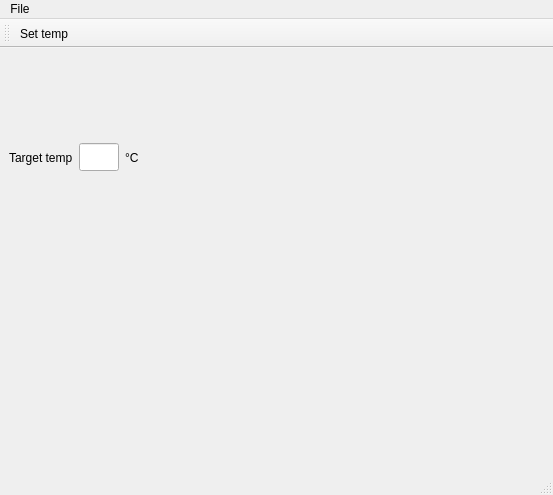
Before: the Qt Designer form pybrewMainWindow.ui in luksan/pybrew, drawn with Qt 5.
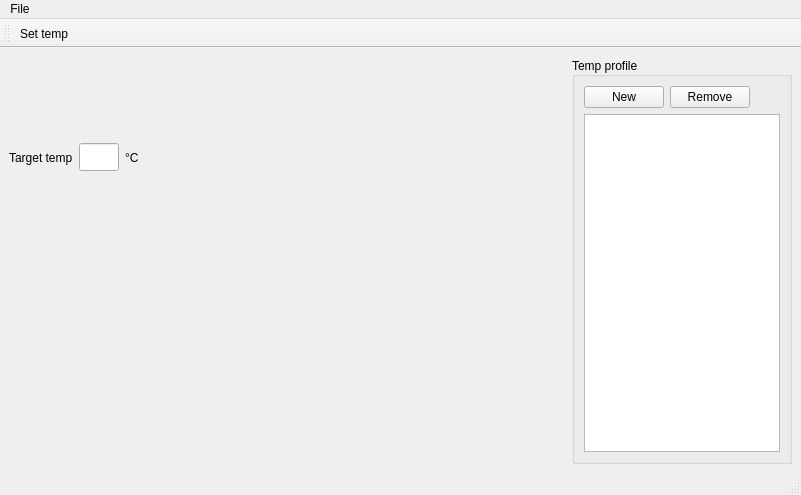
After: the same form once the commit is applied. Custom widgets are drawn as their Qt base class.

Commit message: Add a TableView to set a temperature profile.

Patch:
```diff
--- a/pybrewMainWindow.ui
+++ b/pybrewMainWindow.ui
@@ -6,7 +6,7 @@
    <rect>
     <x>0</x>
     <y>0</y>
-    <width>553</width>
+    <width>801</width>
     <height>495</height>
    </rect>
   </property>
@@ -14,6 +14,8 @@
    <string>pyBrew</string>
   </property>
   <widget class="QWidget" name="centralwidget">
+   <layout class="QHBoxLayout" name="horizontalLayout_3">
+    <item>
    <layout class="QVBoxLayout" name="verticalLayout">
     <item>
      <layout class="QHBoxLayout" name="horizontalLayout_2">
@@ -117,13 +119,125 @@
      <layout class="QHBoxLayout" name="valveButtonLayout"/>
     </item>
    </layout>
+    </item>
+    <item>
+     <widget class="QGroupBox" name="groupBox">
+      <property name="sizePolicy">
+       <sizepolicy hsizetype="Maximum" vsizetype="Preferred">
+        <horstretch>0</horstretch>
+        <verstretch>0</verstretch>
+       </sizepolicy>
+      </property>
+      <property name="maximumSize">
+       <size>
+        <width>220</width>
+        <height>16777215</height>
+       </size>
+      </property>
+      <property name="title">
+       <string>Temp profile</string>
+      </property>
+      <property name="alignment">
+       <set>Qt::AlignLeading|Qt::AlignLeft|Qt::AlignVCenter</set>
+      </property>
+      <layout class="QVBoxLayout" name="verticalLayout_2">
+       <item>
+        <layout class="QHBoxLayout" name="horizontalLayout_4">
+         <item>
+          <widget class="QPushButton" name="newTempButton">
+           <property name="sizePolicy">
+            <sizepolicy hsizetype="Maximum" vsizetype="Fixed">
+             <horstretch>0</horstretch>
+             <verstretch>0</verstretch>
+            </sizepolicy>
+           </property>
+           <property name="text">
+            <string>New</string>
+           </property>
+          </widget>
+         </item>
+         <item>
+          <widget class="QPushButton" name="removeTempButton">
+           <property name="sizePolicy">
+            <sizepolicy hsizetype="Maximum" vsizetype="Fixed">
+             <horstretch>0</horstretch>
+             <verstretch>0</verstretch>
+            </sizepolicy>
+           </property>
+           <property name="text">
+            <string>Remove</string>
+           </property>
+          </widget>
+         </item>
+         <item>
+          <spacer name="horizontalSpacer_2">
+           <property name="orientation">
+            <enum>Qt::Horizontal</enum>
+           </property>
+           <property name="sizeHint" stdset="0">
+            <size>
+             <width>40</width>
+             <height>20</height>
+            </size>
+           </property>
+          </spacer>
+         </item>
+        </layout>
+       </item>
+       <item>
+        <widget class="QTableView" name="tempProfileTableView">
+         <property name="verticalScrollBarPolicy">
+          <enum>Qt::ScrollBarAsNeeded</enum>
+         </property>
+         <property name="horizontalScrollBarPolicy">
+          <enum>Qt::ScrollBarAlwaysOff</enum>
+         </property>
+         <property name="editTriggers">
+          <set>QAbstractItemView::AnyKeyPressed|QAbstractItemView::DoubleClicked|QAbstractItemView::EditKeyPressed|QAbstractItemView::SelectedClicked</set>
+         </property>
+         <attribute name="horizontalHeaderDefaultSectionSize">
+          <number>80</number>
+         </attribute>
+         <attribute name="horizontalHeaderHighlightSections">
+          <bool>false</bool>
+         </attribute>
+         <attribute name="horizontalHeaderStretchLastSection">
+          <bool>true</bool>
+         </attribute>
+         <attribute name="verticalHeaderDefaultSectionSize">
+          <number>0</number>
+         </attribute>
+         <attribute name="verticalHeaderMinimumSectionSize">
+          <number>0</number>
+         </attribute>
+         <attribute name="verticalHeaderDefaultSectionSize">
+          <number>0</number>
+         </attribute>
+         <attribute name="horizontalHeaderStretchLastSection">
+          <bool>true</bool>
+         </attribute>
+         <attribute name="verticalHeaderMinimumSectionSize">
+          <number>0</number>
+         </attribute>
+         <attribute name="horizontalHeaderHighlightSections">
+          <bool>false</bool>
+         </attribute>
+         <attribute name="horizontalHeaderDefaultSectionSize">
+          <number>80</number>
+         </attribute>
+        </widget>
+       </item>
+      </layout>
+     </widget>
+    </item>
+   </layout>
   </widget>
   <widget class="QMenuBar" name="menubar">
    <property name="geometry">
     <rect>
      <x>0</x>
      <y>0</y>
-     <width>553</width>
+     <width>801</width>
      <height>24</height>
     </rect>
    </property>
```
Left out of the diff: 34 changed lines with no effect on the pictures. Lines whose indentation alone changed are shown as unchanged. The commit also changes 1 other file.
